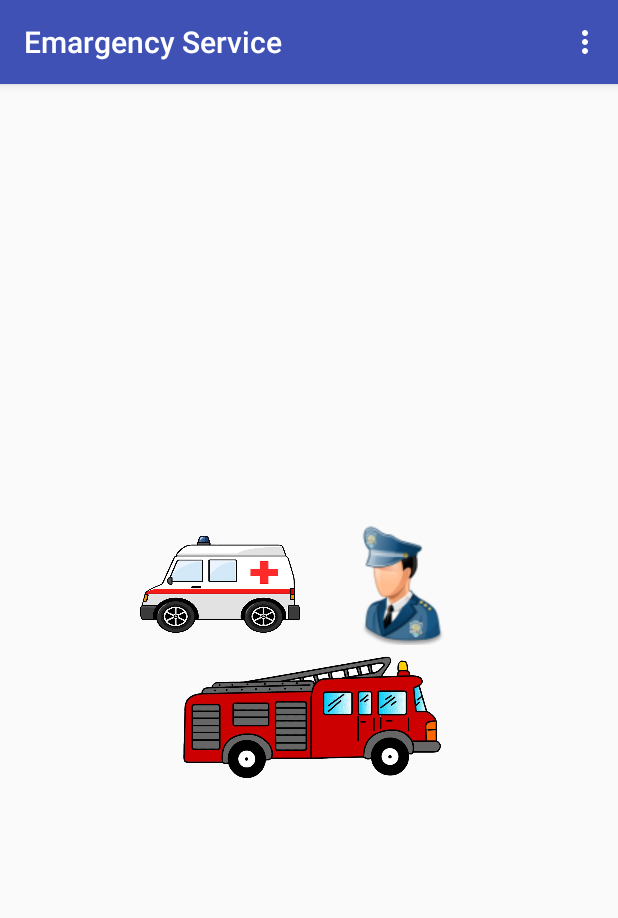
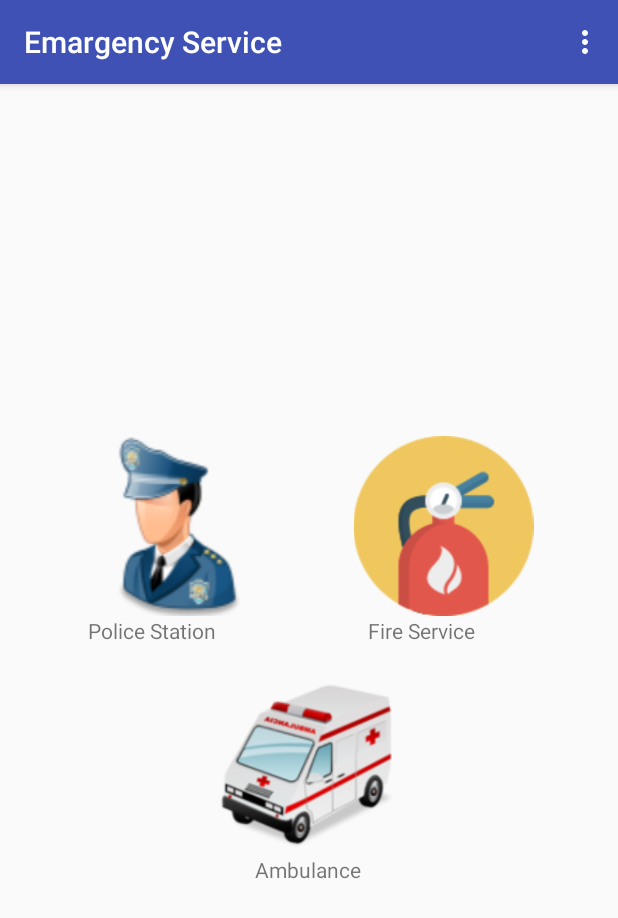
Before and after one commit to bdcosta07/EmergencyService, an Android app: the screen it shows after launch (MainActivity), on a phone screen of 412 x 824 dp. Shown: the top 918 px of the screen. Run offline under Robolectric (Android 15) with nearby library versions, the phone set to English and light mode, and no system bars.

Commit message:
edit string values

```diff
--- a/app/src/main/java/com/kichukkhon/emergencyservice/Activity/MainActivity.java
+++ b/app/src/main/java/com/kichukkhon/emergencyservice/Activity/MainActivity.java
@@ -19,7 +19,7 @@ public class MainActivity extends ESBaseActivity {
         setContentView(R.layout.activity_main);
 
         imgAmbulance=(ImageView)findViewById(R.id.imgAmbulance);
-        imgFireService=(ImageView)findViewById(R.id.imgFire);
+        imgFireService=(ImageView)findViewById(R.id.imgFireService);
         imgPolice=(ImageView)findViewById(R.id.imgPolice);
 
 
--- /dev/null
+++ b/app/src/main/java/com/kichukkhon/emergencyservice/Activity/SplashActivity.java
@@ -0,0 +1,31 @@
+package com.kichukkhon.emergencyservice.Activity;
+
+import android.content.Intent;
+import android.os.Handler;
+import android.support.v7.app.AppCompatActivity;
+import android.os.Bundle;
+
+import com.kichukkhon.emergencyservice.R;
+
+public class SplashActivity extends AppCompatActivity {
+    // Splash screen timer
+    private static int SPLASH_TIME_OUT = 3000;
+
+    @Override
+    protected void onCreate(Bundle savedInstanceState) {
+        super.onCreate(savedInstanceState);
+        setContentView(R.layout.activity_splash);
+
+        new Handler().postDelayed(new Runnable() {
+            @Override
+            public void run() {
+
+                Intent i = new Intent(SplashActivity.this, MainActivity.class);
+                startActivity(i);
+
+
+                finish();
+            }
+        }, SPLASH_TIME_OUT);
+    }
+}
--- a/app/src/main/res/layout/activity_main.xml
+++ b/app/src/main/res/layout/activity_main.xml
@@ -15,52 +15,85 @@
         android:layout_width="match_parent"
         android:layout_height="wrap_content"
         android:orientation="horizontal"
-        android:gravity="center">
-        <ImageView
-            android:id="@+id/imgAmbulance"
-            android:layout_width="120dp"
-            android:layout_height="80dp"
-            android:src="@drawable/ambulance"/>
-        <ImageView
-            android:id="@+id/imgPolice"
-            android:layout_width="120dp"
-            android:layout_height="80dp"
-            android:src="@drawable/police"/>
+        android:padding="10dp">
+
+
+        <LinearLayout
+            android:layout_width="0dp"
+            android:layout_height="wrap_content"
+            android:layout_weight="2"
+            android:gravity="center"
+            android:orientation="vertical">
+
+            <ImageView
+                android:id="@+id/imgPolice"
+                android:layout_width="150dp"
+                android:layout_height="120dp"
+                android:src="@drawable/police" />
+
+            <TextView
+                android:id="@+id/textView"
+                android:layout_width="150dp"
+                android:layout_height="wrap_content"
+                android:layout_gravity="center_vertical"
+                android:gravity="center"
+                android:text="@string/police_station"
+
+                android:textAppearance="?android:attr/textAppearanceSmall" />
+
+
+        </LinearLayout>
+
+        <LinearLayout
+            android:layout_width="0dp"
+            android:layout_height="wrap_content"
+            android:layout_weight="2"
+            android:gravity="center"
+
+            android:orientation="vertical">
+
+            <ImageView
+                android:id="@+id/imgFireService"
+                android:layout_width="150dp"
+                android:layout_height="120dp"
+                android:src="@drawable/fire_service" />
+
+            <TextView
+                android:id="@+id/textVdiew"
+                android:layout_width="150dp"
+                android:layout_height="wrap_content"
+                android:layout_gravity="center_vertical"
+                android:gravity="center"
+                android:text="@string/fire_service"
+                android:textAppearance="?android:attr/textAppearanceSmall" />
+
+
+        </LinearLayout>
+
     </LinearLayout>
 
     <LinearLayout
         android:layout_width="match_parent"
         android:layout_height="wrap_content"
-        android:orientation="horizontal"
-        android:gravity="center">
+        android:gravity="center"
+        android:orientation="vertical"
+        android:padding="10dp">
+
         <ImageView
-            android:id="@+id/imgFire"
-            android:layout_width="240dp"
-            android:layout_height="100dp"
-            android:src="@drawable/fire"/>
+            android:id="@+id/imgAmbulance"
+            android:layout_width="150dp"
+            android:layout_height="120dp"
+            android:src="@drawable/ambulance" />
+
+        <TextView
+            android:id="@+id/textVddiew"
+            android:layout_width="150dp"
+            android:layout_height="wrap_content"
+            android:layout_gravity="center"
+            android:gravity="center"
+            android:text="@string/ambulance"
+            android:textAppearance="?android:attr/textAppearanceSmall" />
+
+
     </LinearLayout>
-
-    <!--<Button
-        android:id="@+id/btnAbmulance"
-        android:layout_width="match_parent"
-        android:layout_height="wrap_content"
-        android:layout_gravity="center_vertical"
-        android:text="Ambulance"
-        android:onClick="btnAmbulance"/>
-
-    <Button
-        android:id="@+id/btnPolice"
-        android:layout_width="match_parent"
-        android:layout_height="wrap_content"
-        android:layout_gravity="center_vertical"
-        android:text="Police Station"
-        android:onClick="btnPoliceStation"/>
-
-    <Button
-        android:id="@+id/btnFire"
-        android:layout_width="match_parent"
-        android:layout_height="wrap_content"
-        android:layout_gravity="center_vertical"
-        android:text="Fire Service"
-        android:onClick="btnFireService"/>-->
 </LinearLayout>
--- a/app/src/main/res/values/colors.xml
+++ b/app/src/main/res/values/colors.xml
@@ -3,4 +3,8 @@
     <color name="colorPrimary">#3F51B5</color>
     <color name="colorPrimaryDark">#303F9F</color>
     <color name="colorAccent">#FF4081</color>
+
+    <color name="bg_color">#E1E8E8</color>
+    <color name="splash_color_bg">#89E4E6</color>
+    <color name="sp_text_color">#24C606</color>
 </resources>
--- a/app/src/main/res/values/dimens.xml
+++ b/app/src/main/res/values/dimens.xml
@@ -2,4 +2,8 @@
     <!-- Default screen margins, per the Android Design guidelines. -->
     <dimen name="activity_horizontal_margin">16dp</dimen>
     <dimen name="activity_vertical_margin">16dp</dimen>
+
+    <dimen name="margin_bottom">15dp</dimen>
+    <dimen name="tv_text_size">20sp</dimen>
+    <dimen name="et_text_size">18sp</dimen>
 </resources>
```
Also changed, not shown: app/src/main/AndroidManifest.xml (+13 -12 lines), app/src/main/java/com/kichukkhon/emergencyservice/Activity/FireServiceActivity.java (+9 -0 lines), app/src/main/java/com/kichukkhon/emergencyservice/Activity/PoliceActivity.java (+9 -0 lines), app/src/main/res/layout/activity_create_ambulance.xml (+72 -13 lines), app/src/main/res/layout/activity_create_fire_service.xml (+22 -4 lines), app/src/main/res/layout/activity_create_police.xml (+35 -5 lines), app/src/main/res/layout/activity_splash.xml (added, +34 -0 lines), app/src/main/res/layout/row_ambulance.xml (+6 -4 lines), app/src/main/res/values/strings.xml (+19 -16 lines), app/src/main/res/drawable/ambulance.png, app/src/main/res/drawable/fire_er.png (added), app/src/main/res/drawable/fire_service.png (added), app/src/main/res/drawable/service.png (added).
